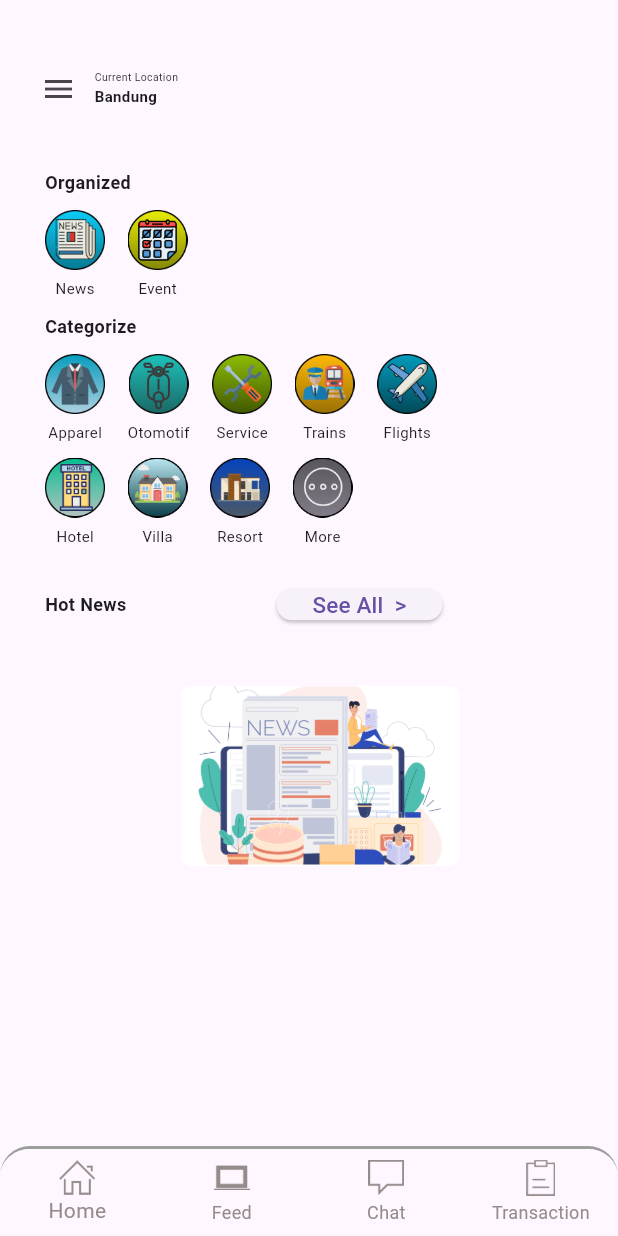
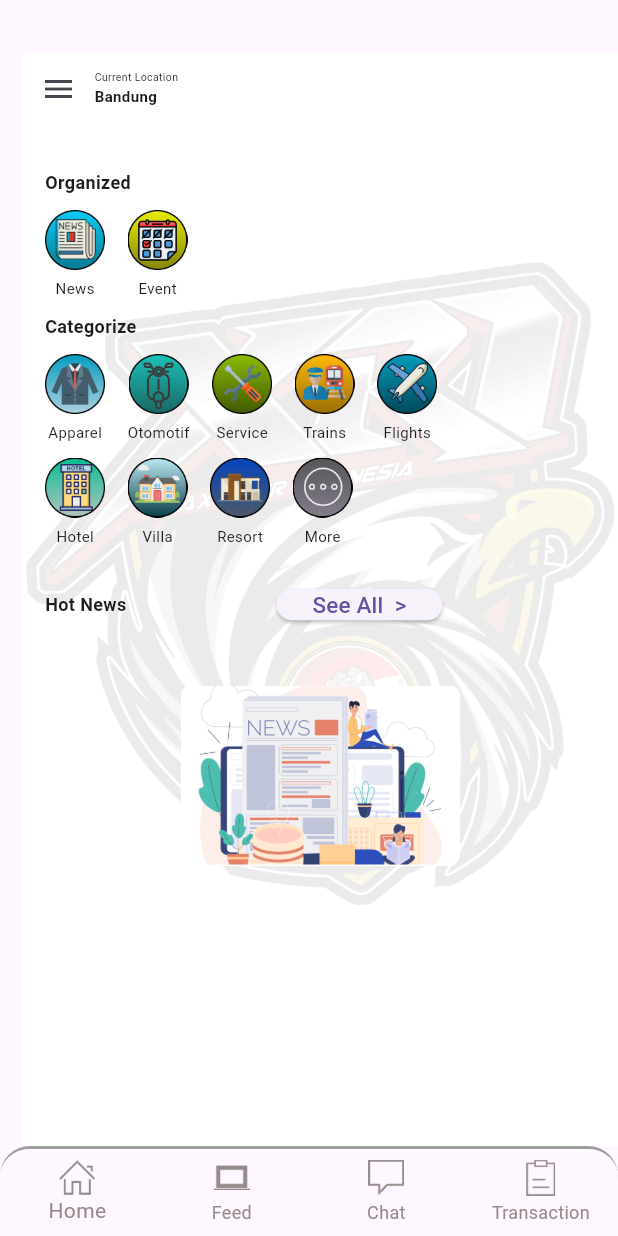
Before and after one commit to ArvandAlfarizki/ApkDemo, a Flutter app: the HomeScreen screen opened directly, on a phone screen of 412 x 824 dp. Run offline on Flutter 3.47's test engine with Material 3 defaults, Android fonts, the light colour scheme and no system bars; our stand-ins replace flutter_screenutil, google_fonts.

Commit message:
bg home
bg home

```diff
--- a/lib/home/home.dart
+++ b/lib/home/home.dart
@@ -28,6 +28,12 @@ class HomeScreen extends StatelessWidget {
       //     title: const Text('Home Screen'),
       //   ),
       body: Container(
+        decoration: BoxDecoration(
+          image: DecorationImage(
+            image: AssetImage('lib/Assets/Images/bg_homereal.png'), // Ganti dengan path gambar Anda
+            fit: BoxFit.cover,
+          ),
+        ),
         margin: EdgeInsets.only(left: 15.0, top: 35.0),
         child: Column(
           crossAxisAlignment: CrossAxisAlignment.start,
```
Also changed, not shown: lib/Assets/Images/bg_homereal.png (added).
